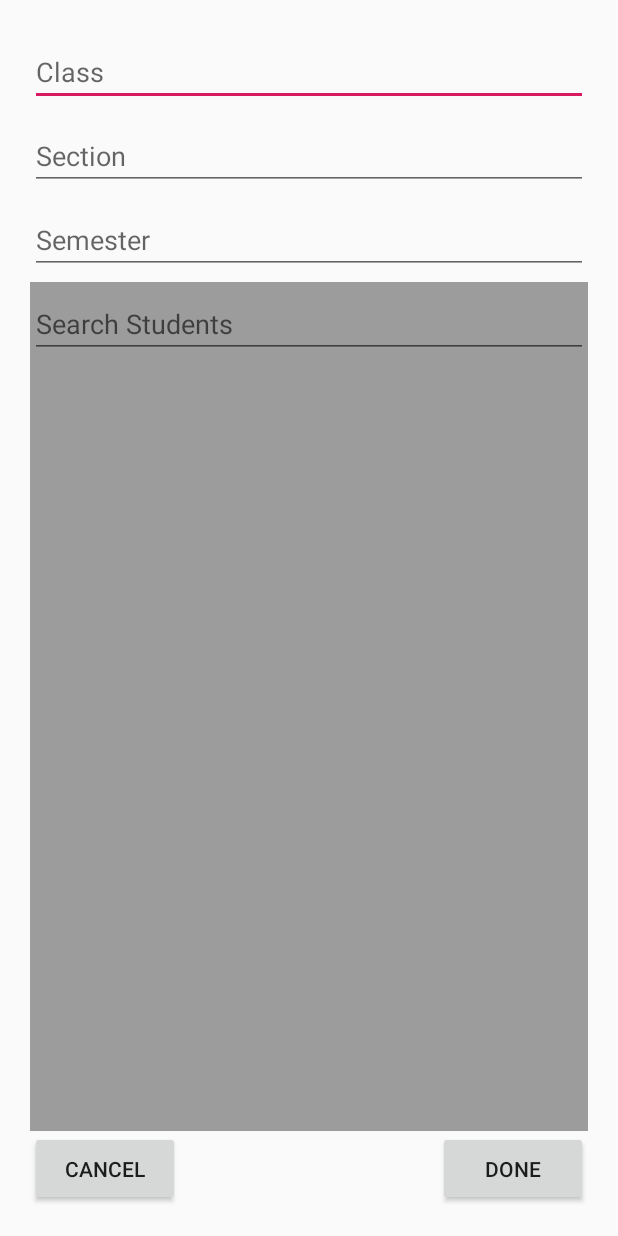
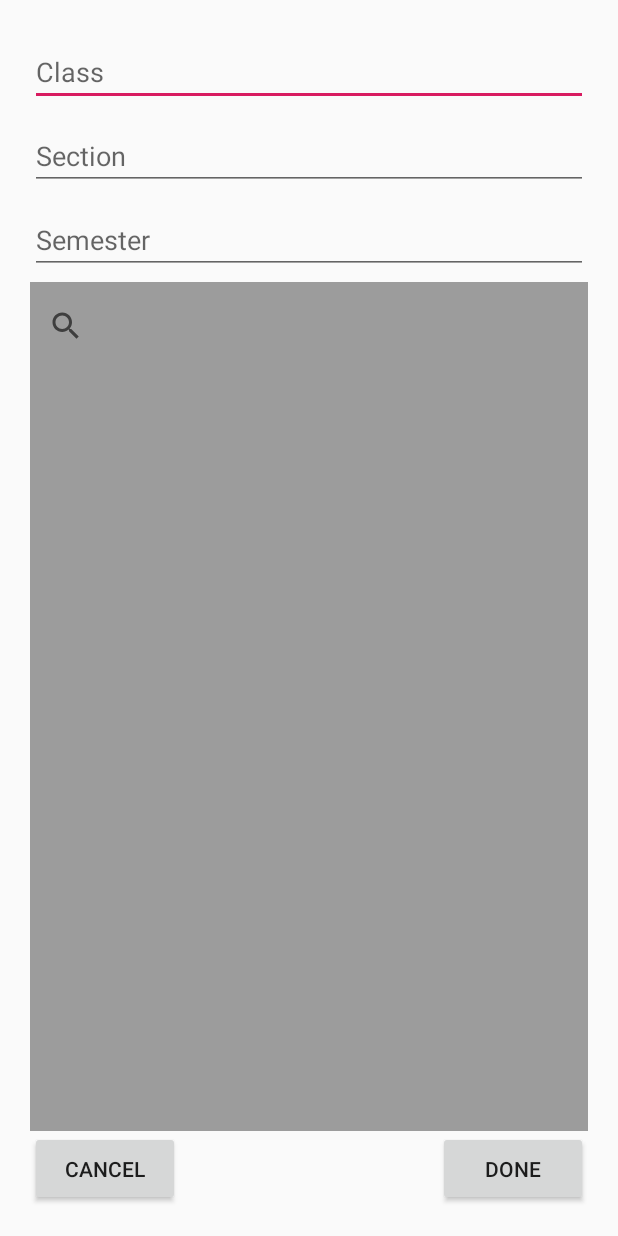
Before and after one commit to lharrison1313/NFC_Attendance_App, an Android app: the AddClassActivity screen opened directly, with no data from a screen before it, on a phone screen of 412 x 824 dp. Run offline under Robolectric (Android 15) with nearby library versions, the phone set to English and light mode, and no system bars.

Commit message:
add search views

```diff
--- a/app/src/main/res/layout/create_class_dialog.xml
+++ b/app/src/main/res/layout/create_class_dialog.xml
@@ -37,7 +37,7 @@
         android:background="@color/grey"
         >
 
-        <com.google.android.material.textfield.TextInputEditText
+        <androidx.appcompat.widget.SearchView
         android:id="@+id/classSearchStudent"
         android:layout_width="match_parent"
         android:layout_height="wrap_content"
--- a/app/src/main/res/layout/fragment_classes.xml
+++ b/app/src/main/res/layout/fragment_classes.xml
@@ -17,10 +17,9 @@
         android:layout_marginRight="20sp"
         />
 
-    <com.google.android.material.textfield.TextInputEditText
+    <SearchView
         android:layout_width="match_parent"
         android:layout_height="60dp"
-        android:hint="Search Classes"
         android:id="@+id/classSearch"
         />
 
--- a/app/src/main/res/layout/fragment_students.xml
+++ b/app/src/main/res/layout/fragment_students.xml
@@ -5,7 +5,7 @@
     android:layout_height="match_parent"
     >
 
-    <com.google.android.material.textfield.TextInputEditText
+    <SearchView
         android:id="@+id/studentSearch"
         android:layout_width="match_parent"
         android:layout_height="60dp"
```
